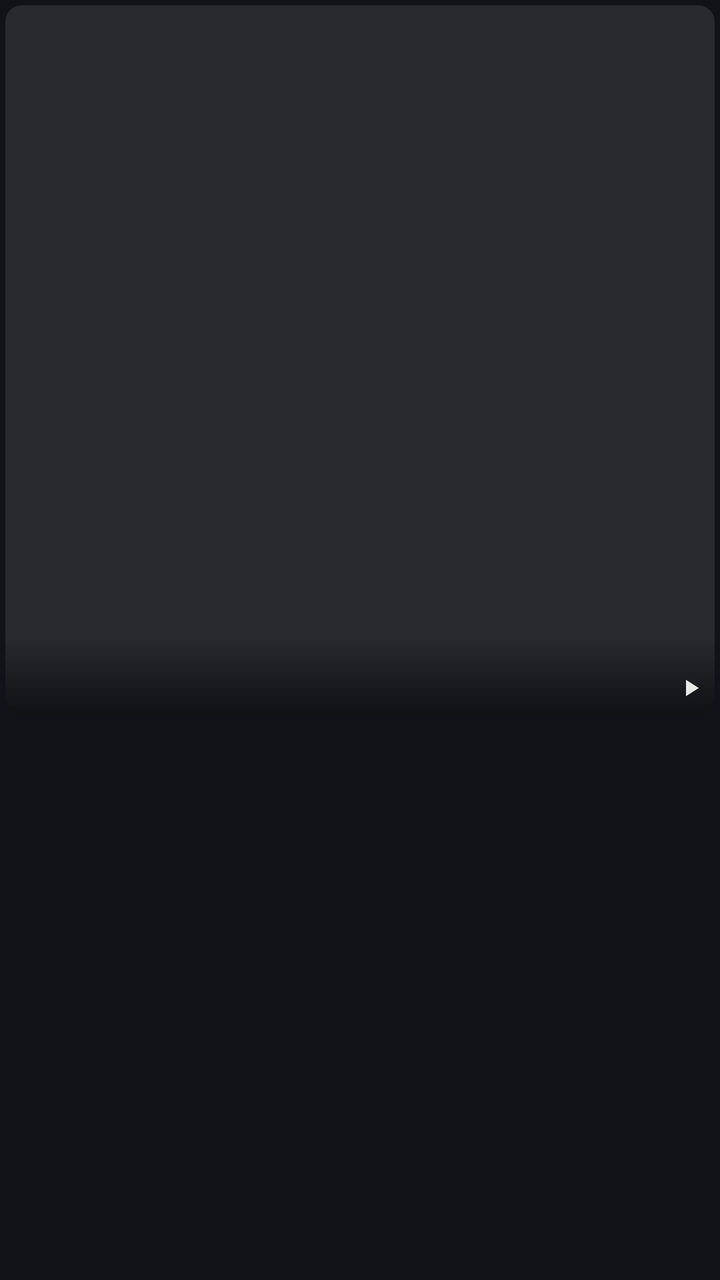
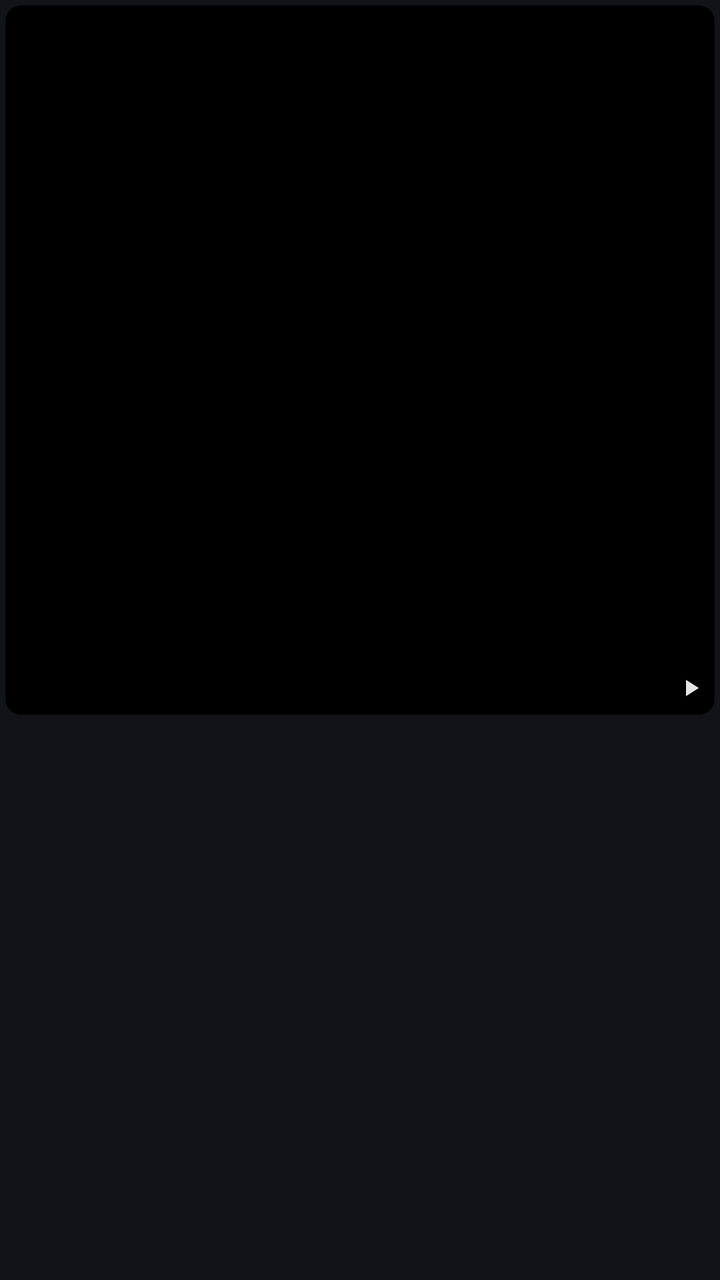

The first picture is an Android layout as it rendered before a commit; the second is the same layout after the commit. The layout source and the unified diff follow.
<!-- AndroidManifest.xml: application theme Theme.Sleppify -->
<!-- res/layout/item_shortcut_cell.xml -->
<?xml version="1.0" encoding="utf-8"?>
<FrameLayout xmlns:android="http://schemas.android.com/apk/res/android"
    xmlns:app="http://schemas.android.com/apk/res-auto"
    android:layout_width="match_parent"
    android:layout_height="wrap_content"
    android:padding="2.5dp">
    
    <androidx.constraintlayout.widget.ConstraintLayout
        android:id="@+id/clShortcutCell"
        android:layout_width="match_parent"
        android:layout_height="wrap_content"
        android:background="@drawable/bg_shortcut_cell_rounded"
        android:clipToOutline="true"
        android:clickable="true"
        android:focusable="true"
        android:foreground="?attr/selectableItemBackground">

        <ImageView
            android:id="@+id/ivShortcutThumb"
            android:layout_width="0dp"
            android:layout_height="0dp"
            android:scaleType="centerCrop"
            app:layout_constraintDimensionRatio="1:1"
            app:layout_constraintEnd_toEndOf="parent"
            app:layout_constraintStart_toStartOf="parent"
            app:layout_constraintTop_toTopOf="parent" />

        <View
            android:id="@+id/vShortcutLikedBg"
            android:layout_width="0dp"
            android:layout_height="0dp"
            android:background="@drawable/bg_music_liked_gradient"
            android:visibility="gone"
            app:layout_constraintDimensionRatio="1:1"
            app:layout_constraintEnd_toEndOf="parent"
            app:layout_constraintStart_toStartOf="parent"
            app:layout_constraintTop_toTopOf="parent" />

        <ImageView
            android:id="@+id/ivShortcutLikedIcon"
            android:layout_width="0dp"
            android:layout_height="0dp"
            android:src="@drawable/ic_thumb_up_liked"
            android:scaleType="fitCenter"
            app:tint="@android:color/white"
            android:visibility="gone"
            app:layout_constraintDimensionRatio="1:1"
            app:layout_constraintWidth_percent="0.4"
            app:layout_constraintBottom_toBottomOf="@id/ivShortcutThumb"
            app:layout_constraintEnd_toEndOf="@id/ivShortcutThumb"
            app:layout_constraintStart_toStartOf="@id/ivShortcutThumb"
            app:layout_constraintTop_toTopOf="@id/ivShortcutThumb" />

        <View
            android:layout_width="0dp"
            android:layout_height="40dp"
            android:background="@drawable/bg_shortcut_gradient"
            app:layout_constraintBottom_toBottomOf="@id/ivShortcutThumb"
            app:layout_constraintEnd_toEndOf="parent"
            app:layout_constraintStart_toStartOf="parent" />

        <LinearLayout
            android:layout_width="0dp"
            android:layout_height="wrap_content"
            android:gravity="center_vertical"
            android:orientation="horizontal"
            android:paddingHorizontal="5dp"
            android:paddingBottom="5dp"
            app:layout_constraintBottom_toBottomOf="@id/ivShortcutThumb"
            app:layout_constraintEnd_toEndOf="parent"
            app:layout_constraintStart_toStartOf="parent">

            <TextView
                android:id="@+id/tvShortcutTitle"
                android:layout_width="0dp"
                android:layout_height="wrap_content"
                android:layout_weight="1"
                android:ellipsize="end"
                android:fontFamily="@font/inter_variable"
                android:maxLines="1"
                android:shadowColor="#80000000"
                android:shadowDx="0"
                android:shadowDy="1"
                android:shadowRadius="2"
                android:textColor="@android:color/white"
                android:textSize="12sp"
                android:textStyle="bold" />

            <ImageView
                android:id="@+id/ivShortcutPlay"
                android:layout_width="14dp"
                android:layout_height="14dp"
                android:layout_marginStart="3dp"
                android:alpha="0.9"
                android:src="@drawable/ic_mini_play"
                app:tint="@android:color/white" />

            <com.example.sleppify.AnimatedEqualizerView
                android:id="@+id/eqShortcut"
                android:layout_width="14dp"
                android:layout_height="14dp"
                android:layout_marginStart="3dp"
                android:visibility="gone"
                app:barColor="@android:color/white" />

        </LinearLayout>

    </androidx.constraintlayout.widget.ConstraintLayout>
</FrameLayout>
<!-- resources referenced by this layout -->
<resources>
  <!-- drawable bg_music_liked_gradient (drawable) -->
  <?xml version="1.0" encoding="utf-8"?>
  <shape xmlns:android="http://schemas.android.com/apk/res/android" android:shape="rectangle">
      <gradient
          android:angle="90"
      android:endColor="#8b70f5"
      android:startColor="#fc5dae" />
  </shape>
  <!-- drawable bg_shortcut_cell_rounded (drawable) -->
  <?xml version="1.0" encoding="utf-8"?>
  <shape xmlns:android="http://schemas.android.com/apk/res/android"
      android:shape="rectangle">
      <solid android:color="@color/surface_high" />
      <corners android:radius="8dp" />
  </shape>
  <!-- drawable bg_shortcut_gradient (drawable) -->
  <?xml version="1.0" encoding="utf-8"?>
  <shape xmlns:android="http://schemas.android.com/apk/res/android"
      android:shape="rectangle">
      <gradient
          android:angle="270"
          android:startColor="#00000000"
          android:endColor="#99000000" />
  </shape>
  <!-- drawable ic_mini_play (drawable) -->
  <?xml version="1.0" encoding="utf-8"?>
  <vector xmlns:android="http://schemas.android.com/apk/res/android"
      android:width="34dp"
      android:height="34dp"
      android:viewportWidth="24"
      android:viewportHeight="24">
      <path
          android:fillColor="#FFFFFFFF"
          android:pathData="M8,5v14l11,-7z" />
  </vector>
  <!-- drawable ic_thumb_up_liked (drawable) -->
  <?xml version="1.0" encoding="utf-8"?>
  <vector xmlns:android="http://schemas.android.com/apk/res/android"
      android:width="24dp"
      android:height="24dp"
      android:viewportWidth="24"
      android:viewportHeight="24">
      <path
          android:fillColor="#FFFFFFFF"
          android:pathData="M2,21h4V9H2v12zM22,10c0,-1.1 -0.9,-2 -2,-2h-6.31l0.95,-4.57l0.03,-0.32c0,-0.41 -0.17,-0.79 -0.44,-1.06L13,1L6.59,7.41C6.22,7.78 6,8.3 6,8.83V19c0,1.1 0.9,2 2,2h9c0.82,0 1.54,-0.5 1.84,-1.22l3.02,-7.05C21.95,12.5 22,12.26 22,12v-2z" />
  </vector>
  <style name="Theme.Sleppify" parent="Base.Theme.Sleppify" />
  <color name="surface_high">#282a30</color>
  <style name="Base.Theme.Sleppify" parent="Theme.Material3.Dark.NoActionBar">
          
          <item name="colorPrimary">@color/stitch_blue</item>
          <item name="colorSecondary">@color/stitch_blue_light</item>
          <item name="android:windowBackground">@color/surface_dark</item>
          <item name="android:navigationBarColor">@color/surface_dark</item>
          <item name="android:statusBarColor">@color/surface_dark</item>
          <item name="android:textColorPrimary">@color/text_primary</item>
          <item name="android:textColorSecondary">@color/text_secondary</item>
      </style>
  <color name="stitch_blue">#AEC7FD</color>
  <color name="stitch_blue_light">#AEC7FD</color>
  <color name="surface_dark">#111319</color>
  <color name="text_primary">#e2e2eb</color>
  <color name="text_secondary">#c3c6d5</color>
</resources>

<!-- the commit's change to res/layout/item_shortcut_cell.xml (unified diff, before → after) -->
@@ -16,6 +16,7 @@
         android:foreground="?attr/selectableItemBackground">
 
         <ImageView
+        android:background="@color/artwork_background"
             android:id="@+id/ivShortcutThumb"
             android:layout_width="0dp"
             android:layout_height="0dp"
<!-- resource entries referenced after the edit -->
@@ -1,5 +1,6 @@
 <!-- resources referenced by this layout -->
 <resources>
+  <color name="artwork_background">#FF000000</color>
   <!-- drawable bg_music_liked_gradient (drawable) -->
   <?xml version="1.0" encoding="utf-8"?>
   <shape xmlns:android="http://schemas.android.com/apk/res/android" android:shape="rectangle">
